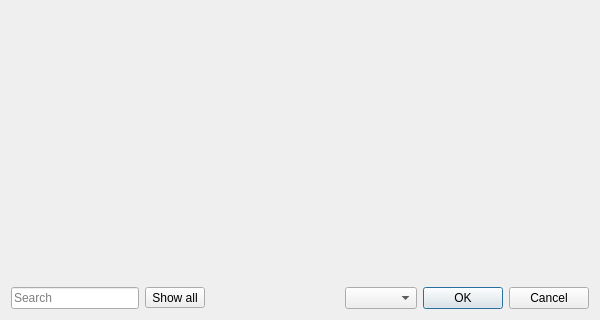
Qt form mergedialog.ui (Kuszki/EW-Database) before a commit; both pictures show x 0 to 600 and y 180 to 500 of the 600 by 500 pixel window.
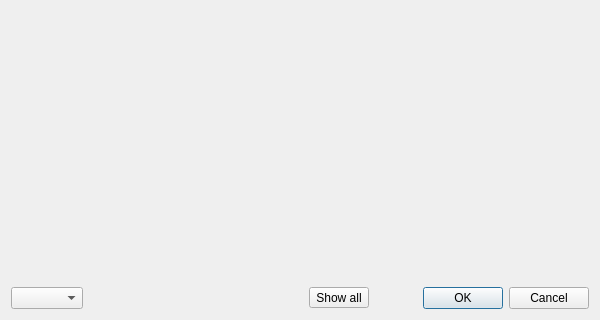
The same form after that commit. Icons and pictures are not drawn.

Commit message: Remove serach bar

What changed in the file:
```diff
--- a/mergedialog.ui
+++ b/mergedialog.ui
@@ -18,31 +18,7 @@
     <normaloff>.</normaloff>.</iconset>
   </property>
   <layout class="QGridLayout" name="gridLayout">
-   <item row="1" column="1">
-    <widget class="QToolButton" name="allButton">
-     <property name="text">
-      <string>Show all</string>
-     </property>
-     <property name="icon">
-      <iconset theme="list-add">
-       <normaloff>.</normaloff>.</iconset>
-     </property>
-     <property name="checkable">
-      <bool>true</bool>
-     </property>
-    </widget>
-   </item>
-   <item row="1" column="0">
-    <widget class="QLineEdit" name="searchEdit">
-     <property name="placeholderText">
-      <string>Search</string>
-     </property>
-     <property name="clearButtonEnabled">
-      <bool>true</bool>
-     </property>
-    </widget>
-   </item>
-   <item row="0" column="0" colspan="5">
+   <item row="0" column="0" colspan="4">
     <widget class="QScrollArea" name="scrollArea">
      <property name="frameShape">
       <enum>QFrame::NoFrame</enum>
@@ -66,20 +42,10 @@
      </widget>
     </widget>
    </item>
-   <item row="1" column="3">
+   <item row="1" column="0">
     <widget class="QComboBox" name="filterBox"/>
    </item>
-   <item row="1" column="4">
-    <widget class="QDialogButtonBox" name="buttonBox">
-     <property name="orientation">
-      <enum>Qt::Horizontal</enum>
-     </property>
-     <property name="standardButtons">
-      <set>QDialogButtonBox::Cancel|QDialogButtonBox::Ok</set>
-     </property>
-    </widget>
-   </item>
-   <item row="1" column="2">
+   <item row="1" column="1">
     <spacer name="horizontalSpacer">
      <property name="orientation">
       <enum>Qt::Horizontal</enum>
@@ -92,6 +58,30 @@
      </property>
     </spacer>
    </item>
+   <item row="1" column="2">
+    <widget class="QToolButton" name="allButton">
+     <property name="text">
+      <string>Show all</string>
+     </property>
+     <property name="icon">
+      <iconset theme="list-add">
+       <normaloff>.</normaloff>.</iconset>
+     </property>
+     <property name="checkable">
+      <bool>true</bool>
+     </property>
+    </widget>
+   </item>
+   <item row="1" column="3">
+    <widget class="QDialogButtonBox" name="buttonBox">
+     <property name="orientation">
+      <enum>Qt::Horizontal</enum>
+     </property>
+     <property name="standardButtons">
+      <set>QDialogButtonBox::Cancel|QDialogButtonBox::Ok</set>
+     </property>
+    </widget>
+   </item>
   </layout>
  </widget>
  <tabstops>
```
Left out of the diff: 19 changed lines with no effect on the pictures. The commit also changes 1 other file.
